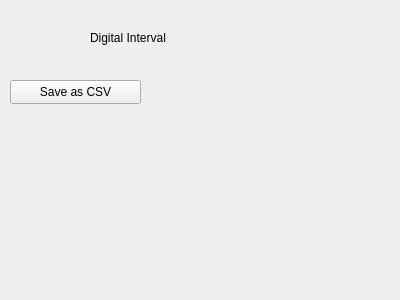
Before: the Qt Designer form src/WhiskerToolbox/DataManager_Widget/DigitalIntervalSeries_Widget/DigitalIntervalSeries_Widget.ui in paulmthompson/WhiskerToolbox, drawn with Qt 5.
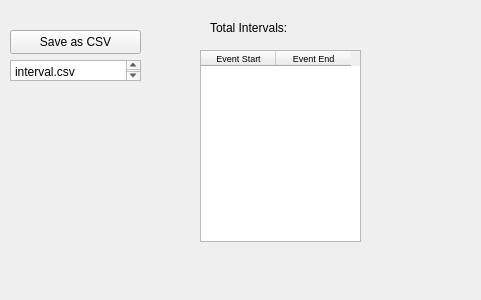
After: the same form once the commit is applied.

Commit message: add callback ID to callback interface so they can be deleted later

Diff of the .ui file:
```diff
--- a/src/WhiskerToolbox/DataManager_Widget/DigitalIntervalSeries_Widget/DigitalIntervalSeries_Widget.ui
+++ b/src/WhiskerToolbox/DataManager_Widget/DigitalIntervalSeries_Widget/DigitalIntervalSeries_Widget.ui
@@ -6,31 +6,18 @@
    <rect>
     <x>0</x>
     <y>0</y>
-    <width>400</width>
+    <width>481</width>
     <height>300</height>
    </rect>
   </property>
   <property name="windowTitle">
    <string>Form</string>
   </property>
-  <widget class="QLabel" name="label">
-   <property name="geometry">
-    <rect>
-     <x>90</x>
-     <y>30</y>
-     <width>231</width>
-     <height>16</height>
-    </rect>
-   </property>
-   <property name="text">
-    <string>Digital Interval</string>
-   </property>
-  </widget>
   <widget class="QPushButton" name="save_csv">
    <property name="geometry">
     <rect>
      <x>10</x>
-     <y>80</y>
+     <y>30</y>
      <width>131</width>
      <height>24</height>
     </rect>
@@ -39,6 +26,76 @@
     <string>Save as CSV</string>
    </property>
   </widget>
+  <widget class="QPlainTextEdit" name="filename_textbox">
+   <property name="geometry">
+    <rect>
+     <x>10</x>
+     <y>60</y>
+     <width>131</width>
+     <height>21</height>
+    </rect>
+   </property>
+   <property name="plainText">
+    <string>interval.csv</string>
+   </property>
+  </widget>
+  <widget class="QTableWidget" name="interval_table">
+   <property name="geometry">
+    <rect>
+     <x>200</x>
+     <y>50</y>
+     <width>161</width>
+     <height>192</height>
+    </rect>
+   </property>
+   <property name="font">
+    <font>
+     <pointsize>7</pointsize>
+    </font>
+   </property>
+   <attribute name="horizontalHeaderMinimumSectionSize">
+    <number>20</number>
+   </attribute>
+   <attribute name="horizontalHeaderDefaultSectionSize">
+    <number>75</number>
+   </attribute>
+   <column>
+    <property name="text">
+     <string>Event Start</string>
+    </property>
+   </column>
+   <column>
+    <property name="text">
+     <string>Event End</string>
+    </property>
+   </column>
+  </widget>
+  <widget class="QLabel" name="label">
+   <property name="geometry">
+    <rect>
+     <x>210</x>
+     <y>20</y>
+     <width>81</width>
+     <height>16</height>
+    </rect>
+   </property>
+   <property name="text">
+    <string>Total Intervals:</string>
+   </property>
+  </widget>
+  <widget class="QLabel" name="total_interval_label">
+   <property name="geometry">
+    <rect>
+     <x>320</x>
+     <y>20</y>
+     <width>91</width>
+     <height>16</height>
+    </rect>
+   </property>
+   <property name="text">
+    <string/>
+   </property>
+  </widget>
  </widget>
  <resources/>
  <connections/>
```
The commit also changes 7 other files.
